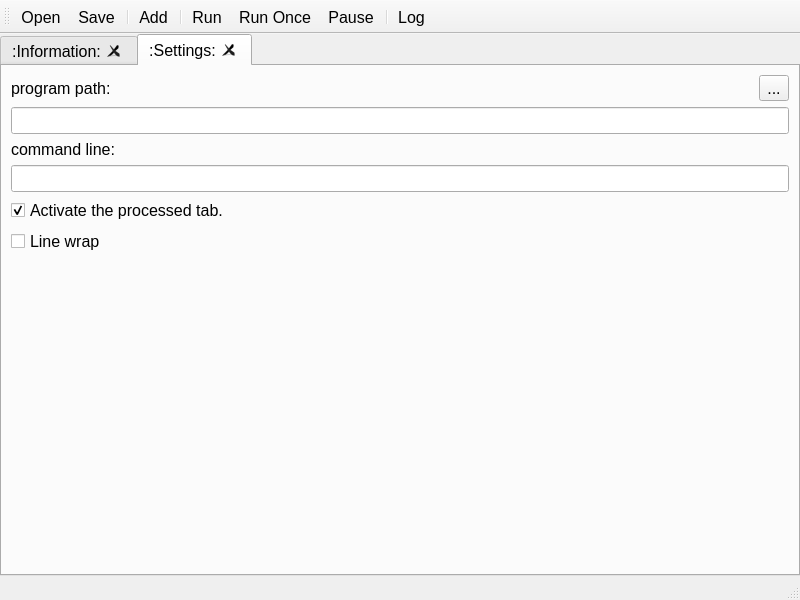
Before: the Qt Designer form src/mainwindow.ui in o-jill/kouets, drawn with Qt 5.
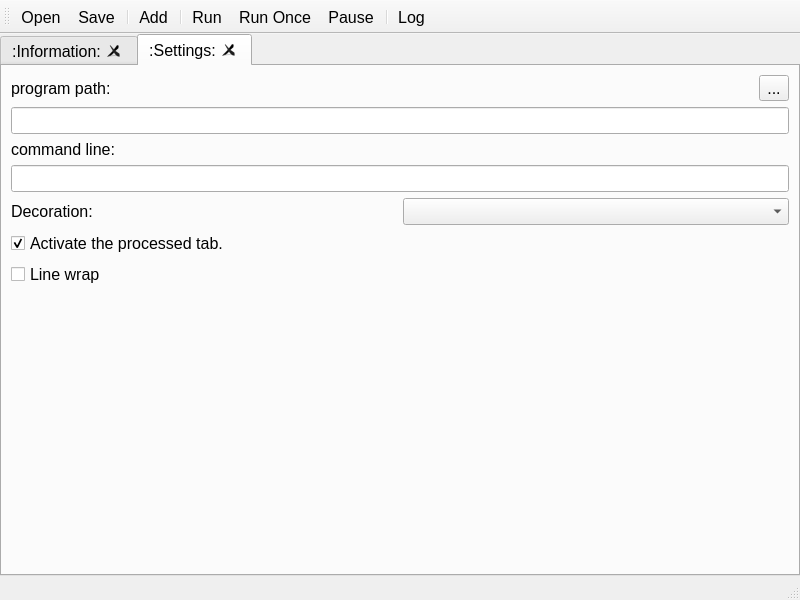
After: the same form once the commit is applied. The open tabs and pages were chosen to show the change. Icons and pictures are not drawn.

Commit message: support choosing decoration. save decoration type into ini file. support no decoration. parser in a project file will be use. update project file specification.

The edit to the form file:
```diff
--- a/src/mainwindow.ui
+++ b/src/mainwindow.ui
@@ -138,6 +138,27 @@
           </item>
          </layout>
         </item>
+        <item>
+         <layout class="QHBoxLayout" name="horizontalLayout_2">
+          <item>
+           <widget class="QLabel" name="label_3">
+            <property name="text">
+             <string>Decoration:</string>
+            </property>
+           </widget>
+          </item>
+          <item>
+           <widget class="QComboBox" name="comboBox">
+            <property name="sizePolicy">
+             <sizepolicy hsizetype="Preferred" vsizetype="Preferred">
+              <horstretch>0</horstretch>
+              <verstretch>0</verstretch>
+             </sizepolicy>
+            </property>
+           </widget>
+          </item>
+         </layout>
+        </item>
         <item>
          <widget class="QCheckBox" name="checkBox_ActivateProcessedTab">
           <property name="text">
```
Left out of the diff: 2 changed lines with no effect on the pictures. The commit also changes 12 other files.
